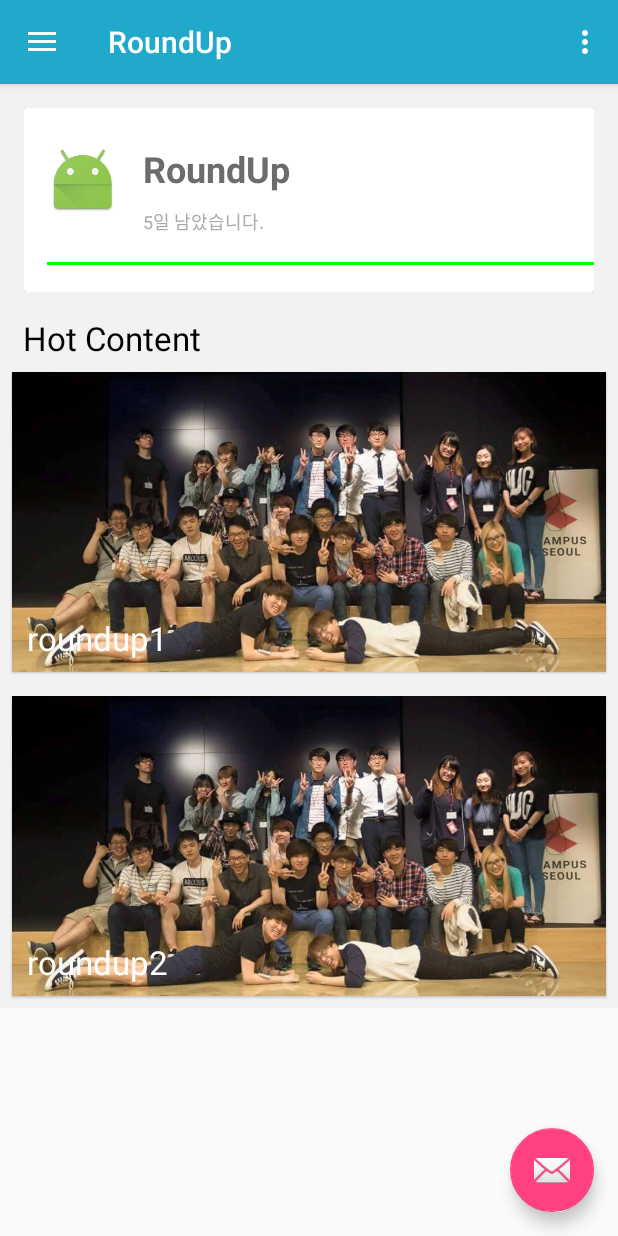
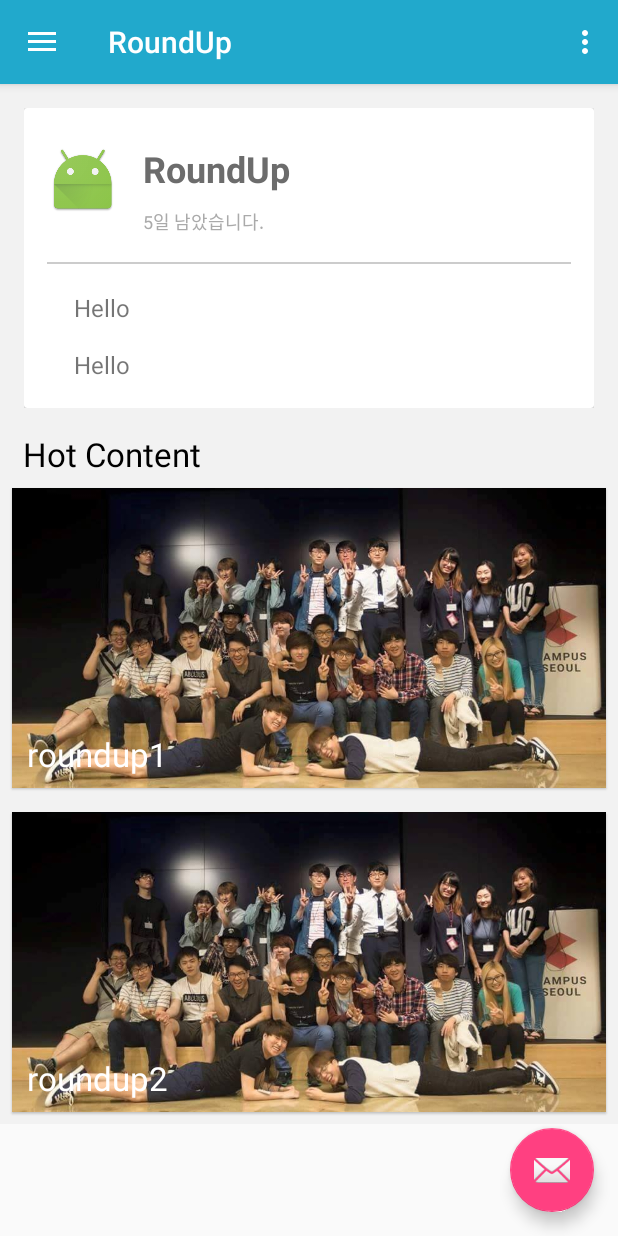
Before and after one commit to round-up/roundup_android, an Android app: the screen it shows after launch (HomeFeedActivity), on a phone screen of 412 x 824 dp. Run offline under Robolectric (Android 15) with nearby library versions, the phone set to English and light mode, and no system bars; our stand-ins replace Picasso; libraries missing offline, so code that uses them is left out: io.realm, io.realm.annotations, io.realm.internal; pictures from the network do not load; 7 statements that could not run were skipped.

Commit message:
list of sessions: ListView to LinearLayout

```diff
--- a/app/src/main/java/com/swmaestro/roundup/home/ClubSummaryFeedListAdapter.java
+++ b/app/src/main/java/com/swmaestro/roundup/home/ClubSummaryFeedListAdapter.java
@@ -49,7 +49,14 @@ public class ClubSummaryFeedListAdapter
         holder.groupIcon.setImageResource(R.mipmap.ic_launcher);
         holder.groupName.setText(clubSummaryFeed.getGroupName());
         holder.groupSchedule.setText(clubSummaryFeed.getRemainingDays() + "일 남았습니다.");
-        ListView listView = holder.listSessions;
+        LayoutInflater inflater = (LayoutInflater) mContext
+                .getSystemService(Context.LAYOUT_INFLATER_SERVICE);
+        TextView tv = (TextView) inflater.inflate(R.layout.session_summary_item, null);
+        tv.setText("Hello");
+        holder.groupSessionSummary.addView(tv);
+        tv = (TextView) inflater.inflate(R.layout.session_summary_item, null);
+        tv.setText("Hello");
+        holder.groupSessionSummary.addView(tv);
     }
 
     @Override
@@ -65,7 +72,7 @@ public class ClubSummaryFeedListAdapter
         ImageView groupIcon;
         TextView groupName;
         TextView groupSchedule;
-        ListView listSessions;
+        LinearLayout groupSessionSummary;
 
         public ViewHolder(View itemView) {
             super(itemView);
@@ -73,7 +80,7 @@ public class ClubSummaryFeedListAdapter
             groupIcon = (ImageView) itemView.findViewById(R.id.img_group_icon);
             groupName = (TextView) itemView.findViewById(R.id.txt_group_name);
             groupSchedule = (TextView) itemView.findViewById(R.id.txt_group_schedule);
-            listSessions = (ListView) itemView.findViewById(R.id.list_sessions);
+            groupSessionSummary = (LinearLayout) itemView.findViewById(R.id.layout_session_summary);
 
             cardView.setOnClickListener(this);
         }
--- a/app/src/main/res/layout/club_summary_card_view.xml
+++ b/app/src/main/res/layout/club_summary_card_view.xml
@@ -14,6 +14,7 @@
             android:layout_width="match_parent"
             android:layout_height="wrap_content"
             android:paddingLeft="15dp"
+            android:paddingRight="15dp"
             android:paddingTop="24dp"
             >
 
@@ -50,19 +51,23 @@
                 android:layout_toRightOf="@id/img_group_icon" />
 
             <View
+                android:id="@+id/divider"
                 android:layout_width="match_parent"
-                android:layout_height="2dp"
-                android:background="#FF00FF00"
+                android:layout_height="1dp"
+                android:background="@color/gray_divider"
                 android:layout_below="@id/txt_group_schedule"
                 android:layout_marginTop="18dp"
-                android:layout_marginBottom="18dp"/>
+                android:layout_marginBottom="0dp"/>
 
-            <ListView
-                android:id="@+id/list_sessions"
+            <LinearLayout
+                android:id="@+id/layout_session_summary"
+                android:orientation="vertical"
                 android:layout_width="match_parent"
                 android:layout_height="wrap_content"
-                android:paddingLeft="10dp">
-            </ListView>
+                android:layout_below="@id/divider"
+                android:padding="10dp">
+
+            </LinearLayout>
 
 
         </RelativeLayout>
--- a/app/src/main/res/values/colors.xml
+++ b/app/src/main/res/values/colors.xml
@@ -11,4 +11,5 @@
     <color name="button_outer_line">#f0f0f0</color>
     <color name="card_view_background">#f0f0f0</color>
     <color name="card_name_gray">#6c6c6c</color>
+    <color name="gray_divider">#ccc</color>
 </resources>
```
